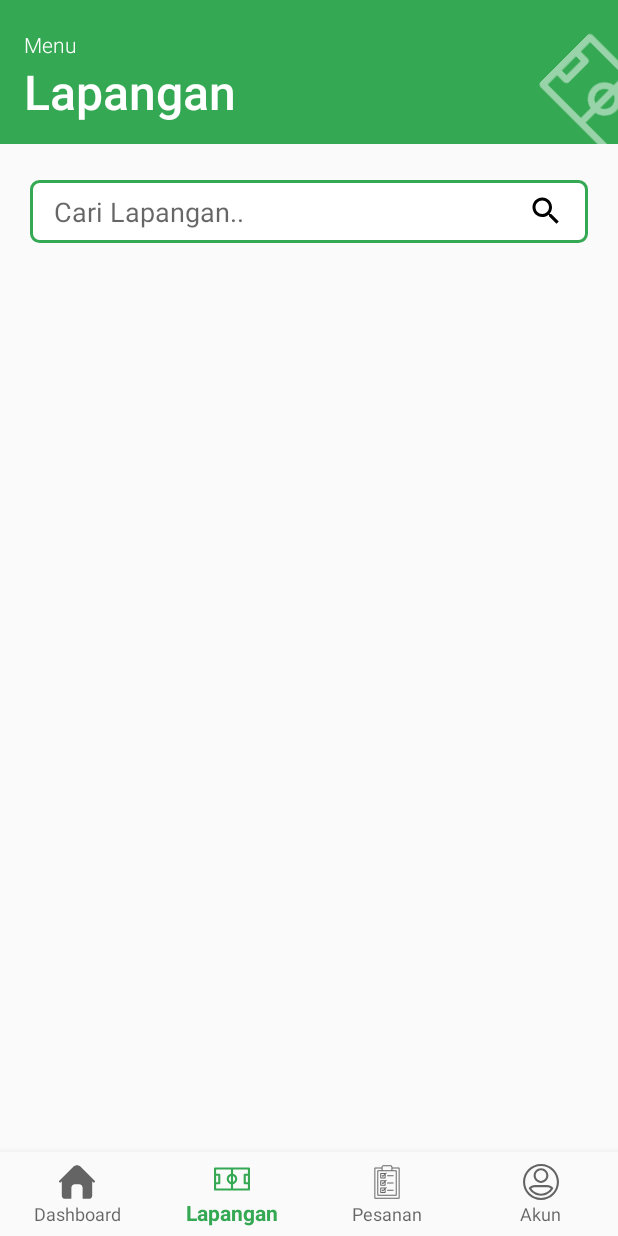
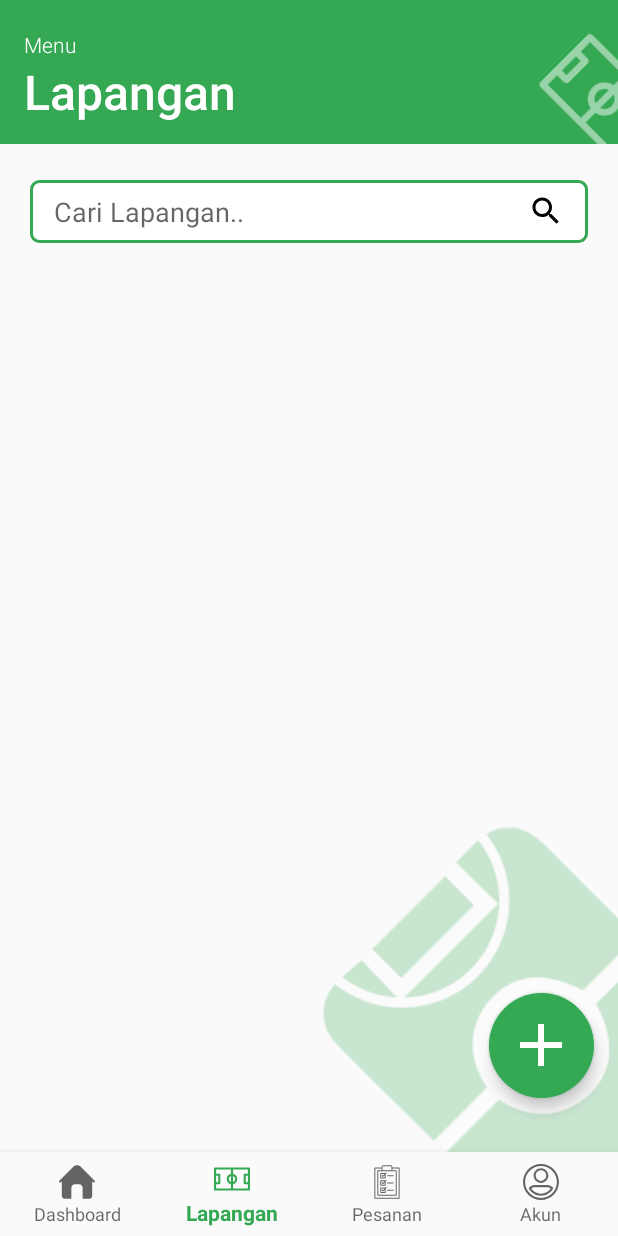
Before and after one commit to adhityapaf/Gelora-Mitra, an Android app: the DashboardFragment screen opened directly, with no data from a screen before it, item 2 of the bottom bar chosen, on a phone screen of 412 x 824 dp. Run offline under Robolectric (Android 15) with nearby library versions, the light colour scheme and no system bars.

Commit message:
On Progress Fragment Lapangan. Adding FAB.

```diff
--- a/app/src/main/AndroidManifest.xml
+++ b/app/src/main/AndroidManifest.xml
@@ -9,7 +9,8 @@
         android:roundIcon="@mipmap/ic_launcher_round"
         android:supportsRtl="true"
         android:theme="@style/AppTheme">
-        <activity android:name=".activity.LoginActivity"></activity>
+        <activity android:name=".activity.TambahkanLapangan"></activity>
+        <activity android:name=".activity.LoginActivity" />
         <activity android:name=".activity.RegisterActivity" />
         <activity android:name=".activity.WelcomeScreenActivity" />
         <activity android:name=".activity.SplashScreen">
--- /dev/null
+++ b/app/src/main/java/com/gelora/mitra/activity/TambahkanLapangan.java
@@ -0,0 +1,16 @@
+package com.gelora.mitra.activity;
+
+import androidx.appcompat.app.AppCompatActivity;
+
+import android.os.Bundle;
+
+import com.gelora.mitra.R;
+
+public class TambahkanLapangan extends AppCompatActivity {
+
+    @Override
+    protected void onCreate(Bundle savedInstanceState) {
+        super.onCreate(savedInstanceState);
+        setContentView(R.layout.activity_tambahkan_lapangan);
+    }
+}
--- /dev/null
+++ b/app/src/main/java/com/gelora/mitra/adapter/LapanganAdapter.java
@@ -0,0 +1,29 @@
+package com.gelora.mitra.adapter;
+
+import android.view.View;
+import android.view.ViewGroup;
+
+import androidx.annotation.NonNull;
+import androidx.recyclerview.widget.RecyclerView;
+
+public class LapanganAdapter extends RecyclerView.Adapter {
+    @NonNull
+    @Override
+    public RecyclerView.ViewHolder onCreateViewHolder(@NonNull ViewGroup parent, int viewType) {
+        return null;
+    }
+
+    @Override
+    public void onBindViewHolder(@NonNull RecyclerView.ViewHolder holder, int position) {
+
+    }
+
+    @Override
+    public int getItemCount() {
+        return 0;
+    }
+
+//    private class ListViewHolder extends RecyclerView.ViewHolder implements View.OnClickListener{
+//        private
+//    }
+}
--- a/app/src/main/java/com/gelora/mitra/fragments/LapanganFragment.java
+++ b/app/src/main/java/com/gelora/mitra/fragments/LapanganFragment.java
@@ -8,6 +8,9 @@ import android.view.ViewGroup;
 import androidx.annotation.NonNull;
 import androidx.annotation.Nullable;
 import androidx.fragment.app.Fragment;
+import androidx.recyclerview.widget.LinearLayoutManager;
+import androidx.recyclerview.widget.ListAdapter;
+import androidx.recyclerview.widget.RecyclerView;
 
 import com.gelora.mitra.R;
 
@@ -15,6 +18,12 @@ public class LapanganFragment extends Fragment {
     @Nullable
     @Override
     public View onCreateView(@NonNull LayoutInflater inflater, @Nullable ViewGroup container, @Nullable Bundle savedInstanceState) {
-        return inflater.inflate(R.layout.fragment_lapangan, container, false);
+        View view = inflater.inflate(R.layout.fragment_lapangan, container, false);
+        RecyclerView recyclerView = view.findViewById(R.id.lapangan_recycler);
+//        ListAdapter listAdapter = new ListAdapter();
+//        recyclerView.setAdapter(listAdapter);
+//        RecyclerView.LayoutManager layoutManager = new LinearLayoutManager(getActivity());
+//        recyclerView.setLayoutManager(layoutManager);
+        return view;
     }
 }
--- /dev/null
+++ b/app/src/main/res/drawable/ic_add_black_24dp.xml
@@ -0,0 +1,9 @@
+<vector xmlns:android="http://schemas.android.com/apk/res/android"
+        android:width="24dp"
+        android:height="24dp"
+        android:viewportWidth="24.0"
+        android:viewportHeight="24.0">
+    <path
+        android:fillColor="#FF000000"
+        android:pathData="M19,13h-6v6h-2v-6H5v-2h6V5h2v6h6v2z"/>
+</vector>
--- /dev/null
+++ b/app/src/main/res/layout/activity_tambahkan_lapangan.xml
@@ -0,0 +1,9 @@
+<?xml version="1.0" encoding="utf-8"?>
+<androidx.constraintlayout.widget.ConstraintLayout xmlns:android="http://schemas.android.com/apk/res/android"
+    xmlns:app="http://schemas.android.com/apk/res-auto"
+    xmlns:tools="http://schemas.android.com/tools"
+    android:layout_width="match_parent"
+    android:layout_height="match_parent"
+    tools:context=".activity.TambahkanLapangan">
+
+</androidx.constraintlayout.widget.ConstraintLayout>
--- a/app/src/main/res/layout/fragment_dashboard.xml
+++ b/app/src/main/res/layout/fragment_dashboard.xml
@@ -200,5 +200,6 @@
         android:layout_alignParentEnd="true"
         android:layout_alignParentBottom="true"
         android:src="@drawable/background_fragments"
+        android:layout_marginBottom="-50dp"
         android:translationZ="-10dp" />
 </RelativeLayout>
--- a/app/src/main/res/layout/fragment_lapangan.xml
+++ b/app/src/main/res/layout/fragment_lapangan.xml
@@ -1,6 +1,8 @@
 <?xml version="1.0" encoding="utf-8"?>
 <RelativeLayout xmlns:android="http://schemas.android.com/apk/res/android"
-    android:layout_width="match_parent" android:layout_height="match_parent">
+    xmlns:app="http://schemas.android.com/apk/res-auto"
+    android:layout_width="match_parent"
+    android:layout_height="match_parent">
 
     <Toolbar
         android:id="@+id/toolbar"
@@ -39,37 +41,67 @@
                 android:layout_width="118dp"
                 android:layout_height="76dp"
                 android:layout_alignParentEnd="true"
+                android:layout_marginTop="8dp"
+                android:layout_marginEnd="-50dp"
                 android:layout_marginBottom="-60dp"
-                android:layout_marginTop="8dp"
                 android:alpha="0.5"
-                android:layout_marginEnd="-50dp"
                 android:rotation="45"
                 android:src="@drawable/ic_lapangan"
                 android:tint="@color/putih" />
         </RelativeLayout>
     </Toolbar>
+
     <RelativeLayout
         android:id="@+id/lapangan_relative"
         android:layout_width="match_parent"
         android:layout_height="match_parent"
         android:layout_below="@id/toolbar"
+        android:layout_marginStart="20dp"
         android:layout_marginTop="24dp"
-        android:layout_marginStart="20dp"
         android:layout_marginEnd="20dp">
+
         <EditText
             android:id="@+id/searchbox_lapangan"
             android:layout_width="match_parent"
             android:layout_height="42dp"
             android:background="@drawable/green_stroke_rectangle"
+            android:drawableEnd="@drawable/ic_search_black_24dp"
             android:hint="Cari Lapangan.."
             android:paddingStart="16dp"
-            android:paddingEnd="16dp"
-            android:drawableEnd="@drawable/ic_search_black_24dp"/>
+            android:paddingEnd="16dp" />
+
         <androidx.recyclerview.widget.RecyclerView
             android:id="@+id/lapangan_recycler"
+            android:layout_width="match_parent"
+            android:layout_height="match_parent"
             android:layout_below="@id/searchbox_lapangan"
-            android:layout_marginTop="24dp"
-            android:layout_width="match_parent"
-            android:layout_height="match_parent"/>
+            android:layout_marginTop="24dp" />
     </RelativeLayout>
+
+    <ImageView
+        android:layout_width="wrap_content"
+        android:layout_height="wrap_content"
+        android:layout_alignParentEnd="true"
+        android:layout_alignParentBottom="true"
+        android:src="@drawable/background_fragments"
+        android:layout_marginBottom="-50dp"
+        android:translationZ="-10dp" />
+
+    <com.google.android.material.floatingactionbutton.FloatingActionButton
+        android:layout_width="wrap_content"
+        android:layout_height="wrap_content"
+        android:layout_alignParentEnd="true"
+        android:layout_alignParentBottom="true"
+        android:layout_marginEnd="16dp"
+        android:layout_marginBottom="36dp"
+        android:backgroundTint="@color/colorPrimary"
+        android:src="@drawable/ic_add_black_24dp"
+        android:tint="@color/putih"
+        android:elevation="10dp"
+        app:fabCustomSize="70dp"
+        app:maxImageSize="48dp"
+        app:rippleColor="@android:color/background_dark"
+        android:clickable="true"
+        android:focusable="true"
+        app:borderWidth="0dp" />
 </RelativeLayout>
```
